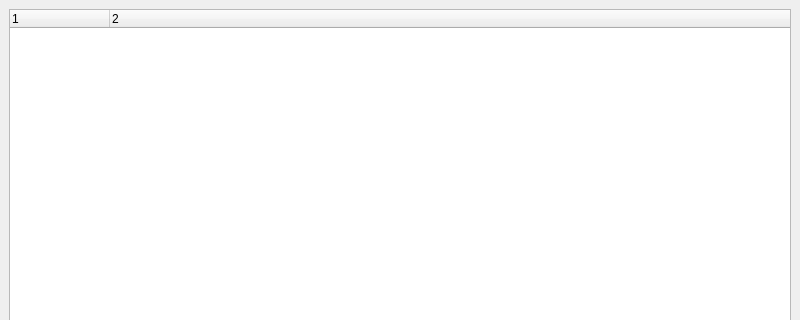
Qt form MainWindow.ui (01ab/test-client) before a commit; both pictures show x 0 to 800 and y 0 to 320 of the 800 by 600 pixel window.
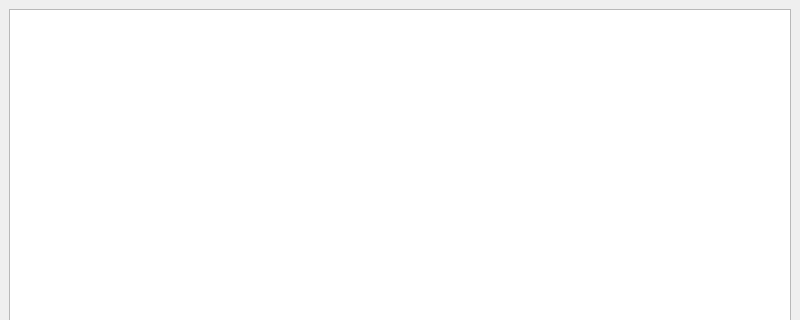
The same form after that commit.

The edit to the form file:
```diff
--- a/MainWindow.ui
+++ b/MainWindow.ui
@@ -18,18 +18,8 @@
     <item>
      <widget class="QTreeWidget" name="treeWidget">
       <property name="columnCount">
-       <number>2</number>
+       <number>0</number>
       </property>
-      <column>
-       <property name="text">
-        <string notr="true">1</string>
-       </property>
-      </column>
-      <column>
-       <property name="text">
-        <string notr="true">2</string>
-       </property>
-      </column>
      </widget>
     </item>
    </layout>
```
